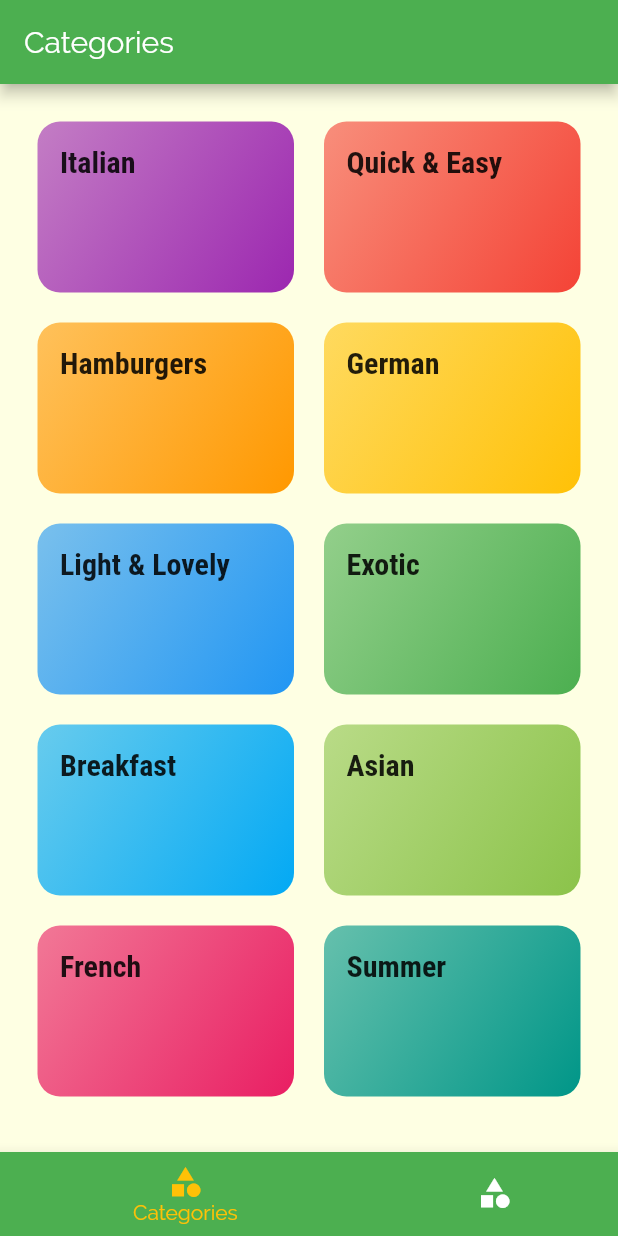
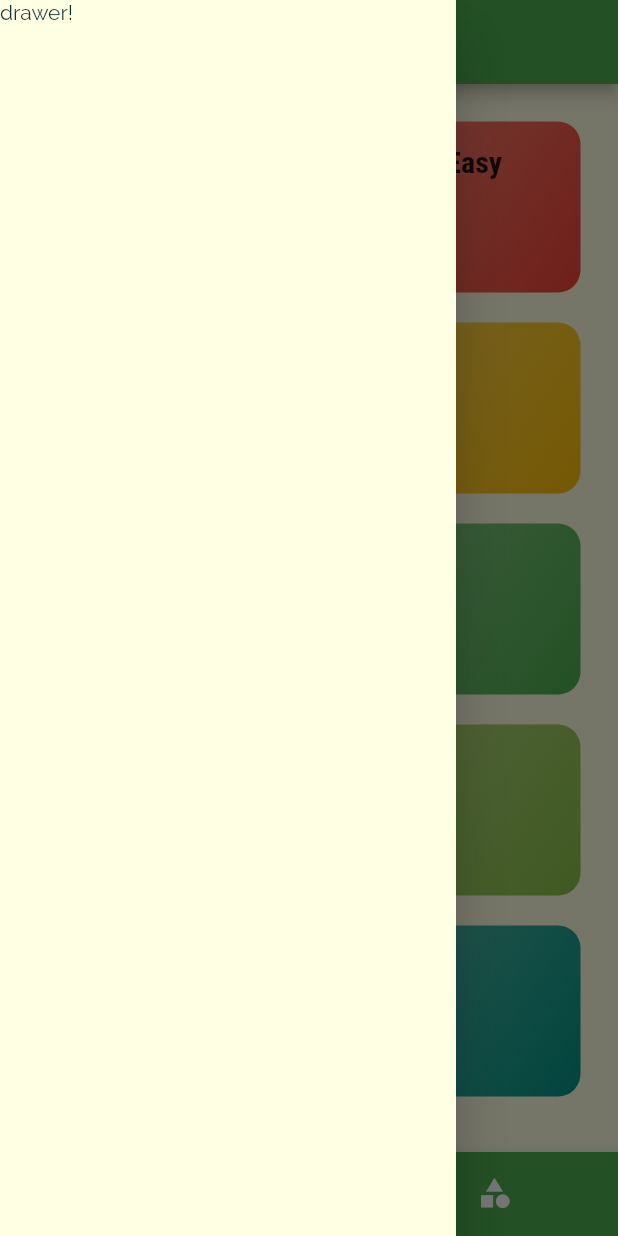
Before and after one commit to itsme-v07/MealsApp, a Flutter app: the screen it shows after launch, with the side drawer open (before the commit the screen has no drawer), on a phone screen of 412 x 824 dp. Run offline on Flutter 3.47's test engine with Material 2 defaults, Android fonts, the phone set to English and light mode, and no system bars.

Commit message:
adding drawer

```diff
--- a/lib/screens/tabs_screen.dart
+++ b/lib/screens/tabs_screen.dart
@@ -40,6 +40,9 @@ class _TabsScreenState extends State<TabsScreen> {
       appBar: AppBar(
         title: Text(_pages[_selectedPageIndex]['title'] as String),
       ),
+      drawer: Drawer(
+        child: Text('drawer!'),
+      ),
       body: _pages[_selectedPageIndex]['page'] as Widget,
       bottomNavigationBar: BottomNavigationBar(
         onTap: _selectPage,
```
